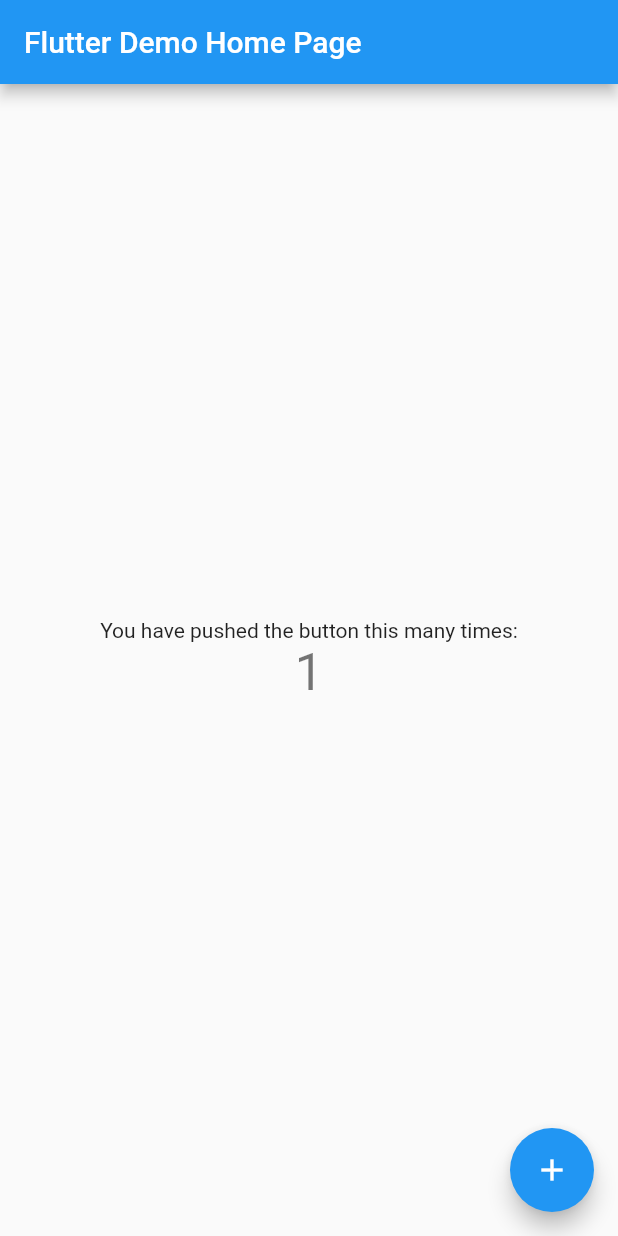
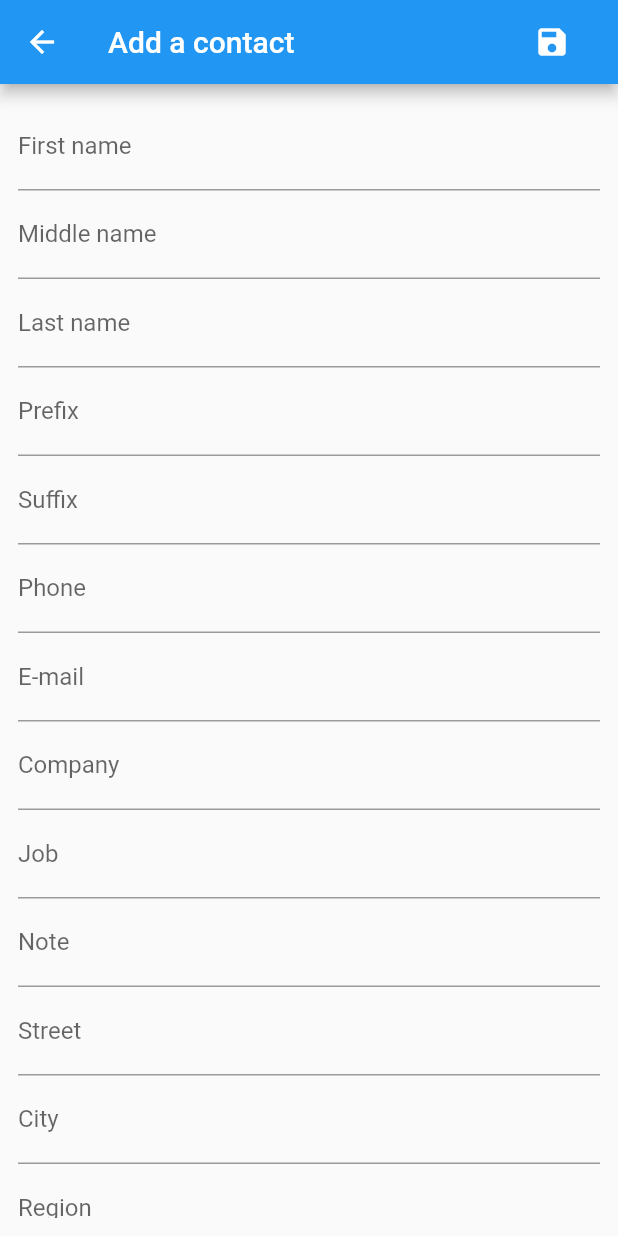
Before and after one commit to jishaofeng89/smecta_contacts, a Flutter app: the screen it shows after launch, after a tap on the "add" icon, on a phone screen of 412 x 824 dp. Run offline on Flutter 3.47's test engine with Material 2 defaults, Android fonts, the phone set to English and light mode, and no system bars; our stand-ins replace contacts_service, permission_handler.

Commit message:
basic contacts

```diff
--- a/lib/main.dart
+++ b/lib/main.dart
@@ -1,4 +1,6 @@
 import 'package:flutter/material.dart';
+import './ui/contacts/contact_list_page.dart';
+import './ui/contacts/add_contact_page.dart';
 
 void main() => runApp(MyApp());
 
@@ -20,92 +22,10 @@ class MyApp extends StatelessWidget {
         // is not restarted.
         primarySwatch: Colors.blue,
       ),
-      home: MyHomePage(title: 'Flutter Demo Home Page'),
+      home: ContactListPage(),
+      routes: <String, WidgetBuilder>{
+        '/add': (BuildContext context) => AddContactPage()
+      },
     );
   }
 }
-
-class MyHomePage extends StatefulWidget {
-  MyHomePage({Key key, this.title}) : super(key: key);
-
-  // This widget is the home page of your application. It is stateful, meaning
-  // that it has a State object (defined below) that contains fields that affect
-  // how it looks.
-
-  // This class is the configuration for the state. It holds the values (in this
-  // case the title) provided by the parent (in this case the App widget) and
-  // used by the build method of the State. Fields in a Widget subclass are
-  // always marked "final".
-
-  final String title;
-
-  @override
-  _MyHomePageState createState() => _MyHomePageState();
-}
-
-class _MyHomePageState extends State<MyHomePage> {
-  int _counter = 0;
-
-  void _incrementCounter() {
-    setState(() {
-      // This call to setState tells the Flutter framework that something has
-      // changed in this State, which causes it to rerun the build method below
-      // so that the display can reflect the updated values. If we changed
-      // _counter without calling setState(), then the build method would not be
-      // called again, and so nothing would appear to happen.
-      _counter++;
-    });
-  }
-
-  @override
-  Widget build(BuildContext context) {
-    // This method is rerun every time setState is called, for instance as done
-    // by the _incrementCounter method above.
-    //
-    // The Flutter framework has been optimized to make rerunning build methods
-    // fast, so that you can just rebuild anything that needs updating rather
-    // than having to individually change instances of widgets.
-    return Scaffold(
-      appBar: AppBar(
-        // Here we take the value from the MyHomePage object that was created by
-        // the App.build method, and use it to set our appbar title.
-        title: Text(widget.title),
-      ),
-      body: Center(
-        // Center is a layout widget. It takes a single child and positions it
-        // in the middle of the parent.
-        child: Column(
-          // Column is also layout widget. It takes a list of children and
-          // arranges them vertically. By default, it sizes itself to fit its
-          // children horizontally, and tries to be as tall as its parent.
-          //
-          // Invoke "debug painting" (press "p" in the console, choose the
-          // "Toggle Debug Paint" action from the Flutter Inspector in Android
-          // Studio, or the "Toggle Debug Paint" command in Visual Studio Code)
-          // to see the wireframe for each widget.
-          //
-          // Column has various properties to control how it sizes itself and
-          // how it positions its children. Here we use mainAxisAlignment to
-          // center the children vertically; the main axis here is the vertical
-          // axis because Columns are vertical (the cross axis would be
-          // horizontal).
-          mainAxisAlignment: MainAxisAlignment.center,
-          children: <Widget>[
-            Text(
-              'You have pushed the button this many times:',
-            ),
-            Text(
-              '$_counter',
-              style: Theme.of(context).textTheme.display1,
-            ),
-          ],
-        ),
-      ),
-      floatingActionButton: FloatingActionButton(
-        onPressed: _incrementCounter,
-        tooltip: 'Increment',
-        child: Icon(Icons.add),
-      ), // This trailing comma makes auto-formatting nicer for build methods.
-    );
-  }
-}
--- /dev/null
+++ b/lib/ui/contacts/add_contact_page.dart
@@ -0,0 +1,107 @@
+import 'package:flutter/material.dart';
+import 'package:flutter/services.dart';
+
+import 'package:contacts_service/contacts_service.dart';
+
+class AddContactPage extends StatefulWidget {
+  @override
+  State<StatefulWidget> createState() => _AddContactPageState();
+}
+
+class _AddContactPageState extends State<AddContactPage> {
+  Contact contact = Contact();
+  PostalAddress address = PostalAddress(label: "Home");
+  final GlobalKey<FormState> _formKey = GlobalKey<FormState>();
+
+  @override
+  Widget build(BuildContext context) {
+    return Scaffold(
+      appBar: AppBar(
+        title: Text("Add a contact"),
+        actions: <Widget>[
+          FlatButton(
+            onPressed: () {
+              _formKey.currentState.save();
+              contact.postalAddresses = [address];
+              ContactsService.addContact(contact);
+              Navigator.of(context).pop();
+            },
+            child: Icon(Icons.save, color: Colors.white),
+          )
+        ],
+      ),
+      body: Container(
+        padding: EdgeInsets.all(12.0),
+        child: Form(
+          key: _formKey,
+          child: ListView(
+            children: <Widget>[
+              TextFormField(
+                decoration: const InputDecoration(labelText: 'First name'),
+                onSaved: (v) => contact.givenName = v,
+              ),
+              TextFormField(
+                decoration: const InputDecoration(labelText: 'Middle name'),
+                onSaved: (v) => contact.middleName = v,
+              ),
+              TextFormField(
+                decoration: const InputDecoration(labelText: 'Last name'),
+                onSaved: (v) => contact.familyName = v,
+              ),
+              TextFormField(
+                decoration: const InputDecoration(labelText: 'Prefix'),
+                onSaved: (v) => contact.prefix = v,
+              ),
+              TextFormField(
+                decoration: const InputDecoration(labelText: 'Suffix'),
+                onSaved: (v) => contact.suffix = v,
+              ),
+              TextFormField(
+                decoration: const InputDecoration(labelText: 'Phone'),
+                onSaved: (v) => contact.phones = [Item(label: "mobile", value: v)],
+                keyboardType: TextInputType.phone,
+              ),
+              TextFormField(
+                decoration: const InputDecoration(labelText: 'E-mail'),
+                onSaved: (v) => contact.emails = [Item(label: "work", value: v)],
+                keyboardType: TextInputType.emailAddress,
+              ),
+              TextFormField(
+                decoration: const InputDecoration(labelText: 'Company'),
+                onSaved: (v) => contact.company = v,
+              ),
+              TextFormField(
+                decoration: const InputDecoration(labelText: 'Job'),
+                onSaved: (v) => contact.jobTitle = v,
+              ),
+              TextFormField(
+                decoration: const InputDecoration(labelText: 'Note'),
+                onSaved: (v) => contact.note = v,
+              ),
+              TextFormField(
+                decoration: const InputDecoration(labelText: 'Street'),
+                onSaved: (v) => address.street = v,
+              ),
+              TextFormField(
+                decoration: const InputDecoration(labelText: 'City'),
+                onSaved: (v) => address.city = v,
+              ),
+              TextFormField(
+                decoration: const InputDecoration(labelText: 'Region'),
+                onSaved: (v) => address.region = v,
+              ),
+              TextFormField(
+                decoration: const InputDecoration(labelText: 'Postal code'),
+                onSaved: (v) => address.postcode = v,
+              ),
+              TextFormField(
+                decoration: const InputDecoration(labelText: 'Country'),
+                onSaved: (v) => address.country = v,
+              ),
+            ],
+          ),
+        ),
+      ),
+    );
+  }
+}
--- /dev/null
+++ b/lib/ui/contacts/contact_details_page.dart
@@ -0,0 +1,142 @@
+import 'package:flutter/material.dart';
+import 'package:contacts_service/contacts_service.dart';
+import './update_contacts_page.dart';
+
+class ContactDetailsPage extends StatelessWidget {
+  ContactDetailsPage(this._contact);
+  final Contact _contact;
+
+  @override
+  Widget build(BuildContext context) {
+    return Scaffold(
+      appBar: AppBar(
+        title: Text(_contact.displayName ?? ""),
+        actions: <Widget>[
+//          IconButton(
+//            icon: Icon(Icons.share),
+//            onPressed: () => shareVCFCard(context, contact: _contact),
+//          ),
+          IconButton(
+            icon: Icon(Icons.delete),
+            onPressed: () => ContactsService.deleteContact(_contact),
+          ),
+          IconButton(
+            icon: Icon(Icons.update),
+            onPressed: () => Navigator.of(context).push(
+              MaterialPageRoute(builder: (context) => UpdateContactsPage(contact: _contact,),),
+            ),
+          ),
+        ],
+      ),
+      body: SafeArea(
+        child: ListView(
+          children: <Widget>[
+            ListTile(
+              title: Text("Name"),
+              trailing: Text(_contact.givenName ?? ""),
+            ),
+            ListTile(
+              title: Text("Middle name"),
+              trailing: Text(_contact.middleName ?? ""),
+            ),
+            ListTile(
+              title: Text("Family name"),
+              trailing: Text(_contact.familyName ?? ""),
+            ),
+            ListTile(
+              title: Text("Prefix"),
+              trailing: Text(_contact.prefix ?? ""),
+            ),
+            ListTile(
+              title: Text("Suffix"),
+              trailing: Text(_contact.suffix ?? ""),
+            ),
+            ListTile(
+              title: Text("Company"),
+              trailing: Text(_contact.company ?? ""),
+            ),
+            ListTile(
+              title: Text("Job"),
+              trailing: Text(_contact.jobTitle ?? ""),
+            ),
+            ListTile(
+              title: Text("Note"),
+              trailing: Text(_contact.note ?? ""),
+            ),
+            AddressesTile(_contact.postalAddresses),
+            ItemsTile("Phones", _contact.phones),
+            ItemsTile("Emails", _contact.emails)
+          ],
+        ),
+      ),
+    );
+  }
+}
+
+class AddressesTile extends StatelessWidget {
+  AddressesTile(this._addresses);
+  final Iterable<PostalAddress> _addresses;
+
+  Widget build(BuildContext context) {
+    return Column(
+      crossAxisAlignment: CrossAxisAlignment.start,
+      children: <Widget>[
+        ListTile(title: Text("Addresses")),
+        Column(
+          children: _addresses.map((a) => Padding(
+            padding: const EdgeInsets.symmetric(horizontal: 16.0),
+            child: Column(
+              children: <Widget>[
+                ListTile(
+                  title: Text("Street"),
+                  trailing: Text(a.street ?? ""),
+                ),
+                ListTile(
+                  title: Text("Postcode"),
+                  trailing: Text(a.postcode ?? ""),
+                ),
+                ListTile(
+                  title: Text("City"),
+                  trailing: Text(a.city ?? ""),
+                ),
+                ListTile(
+                  title: Text("Region"),
+                  trailing: Text(a.region ?? ""),
+                ),
+                ListTile(
+                  title: Text("Country"),
+                  trailing: Text(a.country ?? ""),
+                ),
+              ],
+            ),
+          )).toList(),
+        ),
+      ],
+    );
+  }
+}
+
+class ItemsTile extends StatelessWidget {
+  ItemsTile(this._title, this._items);
+  final Iterable<Item> _items;
+  final String _title;
+
+  @override
+  Widget build(BuildContext context) {
+    return Column(
+      crossAxisAlignment: CrossAxisAlignment.start,
+      children: <Widget>[
+        ListTile(title: Text(_title)),
+        Column(
+          children: _items.map((i) => Padding(
+            padding: const EdgeInsets.symmetric(horizontal: 16.0),
+            child: ListTile(
+              title: Text(i.label ?? ""),
+              trailing: Text(i.value ?? ""),
+            ),),
+          ).toList(),
+        ),
+      ],
+    );
+  }
+}
--- /dev/null
+++ b/lib/ui/contacts/contact_list_page.dart
@@ -0,0 +1,103 @@
+import 'package:flutter/material.dart';
+import 'package:flutter/services.dart';
+
+import 'package:contacts_service/contacts_service.dart';
+import 'package:permission_handler/permission_handler.dart';
+import './contact_details_page.dart';
+
+class ContactListPage extends StatefulWidget {
+  @override
+  _ContactListPageState createState() => _ContactListPageState();
+}
+
+class _ContactListPageState extends State<ContactListPage> {
+  Iterable<Contact> _contacts;
+
+  @override
+  initState() {
+    super.initState();
+    refreshContacts();
+  }
+
+  refreshContacts() async {
+    PermissionStatus permissionStatus = await _getContactPermission();
+    if (permissionStatus == PermissionStatus.granted) {
+      var contacts = await ContactsService.getContacts();
+//      var contacts = await ContactsService.getContactsForPhone("8554964652");
+      setState(() {
+        _contacts = contacts;
+      });
+    } else {
+      _handleInvalidPermissions(permissionStatus);
+    }
+  }
+
+  updateContact() async {
+    Contact ninja = _contacts.toList().firstWhere((contact) => contact.familyName.startsWith("Ninja"));
+    ninja.avatar = null;
+    await ContactsService.updateContact(ninja);
+
+    refreshContacts();
+  }
+
+  Future<PermissionStatus> _getContactPermission() async {
+    PermissionStatus permission = await PermissionHandler().checkPermissionStatus(PermissionGroup.contacts);
+    if (permission != PermissionStatus.granted && permission != PermissionStatus.disabled) {
+      Map<PermissionGroup, PermissionStatus> permissionStatus = await PermissionHandler().requestPermissions([PermissionGroup.contacts]);
+      return permissionStatus[PermissionGroup.contacts] ?? PermissionStatus.unknown;
+    } else {
+      return permission;
+    }
+  }
+
+  void _handleInvalidPermissions(PermissionStatus permissionStatus) {
+    if (permissionStatus == PermissionStatus.denied) {
+      throw new PlatformException(
+          code: "PERMISSION_DENIED",
+          message: "Access to location data denied",
+          details: null);
+    } else if (permissionStatus == PermissionStatus.disabled) {
+      throw new PlatformException(
+          code: "PERMISSION_DISABLED",
+          message: "Location data is not available on device",
+          details: null);
+    }
+  }
+
+  @override
+  Widget build(BuildContext context) {
+    return Scaffold(
+      appBar: AppBar(title: Text('Contacts Plugin Example')),
+      floatingActionButton: FloatingActionButton(
+        child: Icon(Icons.add),
+        onPressed: () {
+          Navigator.of(context).pushNamed("/add").then((_) {
+            refreshContacts();
+          });
+        },
+      ),
+      body: SafeArea(
+        child: _contacts != null
+            ? ListView.builder(
+          itemCount: _contacts?.length ?? 0,
+          itemBuilder: (BuildContext context, int index) {
+            Contact c = _contacts?.elementAt(index);
+            return ListTile(
+              onTap: () {
+                Navigator.of(context).push(MaterialPageRoute(
+                    builder: (BuildContext context) =>
+                        ContactDetailsPage(c)));
+              },
+              leading: (c.avatar != null && c.avatar.length > 0)
+                  ? CircleAvatar(backgroundImage: MemoryImage(c.avatar))
+                  : CircleAvatar(child: Text(c.initials())),
+              title: Text(c.displayName ?? ""),
+
+            );
+          },
+        )
+            : Center(child: CircularProgressIndicator(),),
+      ),
+    );
+  }
+}
--- /dev/null
+++ b/lib/ui/contacts/update_contacts_page.dart
@@ -0,0 +1,128 @@
+import 'package:flutter/material.dart';
+import 'package:flutter/services.dart';
+
+import 'package:contacts_service/contacts_service.dart';
+import './contact_list_page.dart';
+
+class UpdateContactsPage extends StatefulWidget {
+  UpdateContactsPage({ @required this.contact });
+  final Contact contact;
+  @override
+  _UpdateContactsPageState createState() => _UpdateContactsPageState();
+}
+
+class _UpdateContactsPageState extends State<UpdateContactsPage> {
+  Contact contact;
+  PostalAddress address = PostalAddress(label: "Home");
+  final GlobalKey<FormState> _formKey = GlobalKey<FormState>();
+  @override
+  void initState() {
+    super.initState();
+    contact = widget.contact;
+  }
+  @override
+  Widget build(BuildContext context) {
+    return Scaffold(
+      appBar: AppBar(
+        title: Text("Update Contact"),
+        actions: <Widget>[
+          IconButton(
+            icon: Icon(Icons.save, color: Colors.white,),
+            onPressed: () async {
+              _formKey.currentState.save();
+              contact.postalAddresses = [address];
+              await ContactsService.updateContact(contact).then((_) {
+                Navigator.of(context).pushReplacement(MaterialPageRoute(builder: (context) => ContactListPage()));
+              });
+            },
+          ),
+        ],
+      ),
+      body: Container(
+        padding: EdgeInsets.all(12.0),
+        child: Form(
+          key: _formKey,
+          child: ListView(
+            children: <Widget>[
+              TextFormField(
+                initialValue: contact.givenName ?? "",
+                decoration: const InputDecoration(labelText: 'First name'),
+                onSaved: (v) => contact.givenName = v,
+              ),
+              TextFormField(
+                initialValue: contact.middleName ?? "",
+                decoration: const InputDecoration(labelText: 'Middle name'),
+                onSaved: (v) => contact.middleName = v,
+              ),
+              TextFormField(
+                initialValue: contact.familyName ?? "",
+                decoration: const InputDecoration(labelText: 'Last name'),
+                onSaved: (v) => contact.familyName = v,
+              ),
+              TextFormField(
+                initialValue: contact.prefix ?? "",
+                decoration: const InputDecoration(labelText: 'Prefix'),
+                onSaved: (v) => contact.prefix = v,
+              ),
+              TextFormField(
+                initialValue: contact.suffix ?? "",
+                decoration: const InputDecoration(labelText: 'Suffix'),
+                onSaved: (v) => contact.suffix = v,
+              ),
+              TextFormField(
+                decoration: const InputDecoration(labelText: 'Phone'),
+                onSaved: (v) => contact.phones = [Item(label: "mobile", value: v)],
+                keyboardType: TextInputType.phone,
+              ),
+              TextFormField(
+                decoration: const InputDecoration(labelText: 'E-mail'),
+                onSaved: (v) => contact.emails = [Item(label: "work", value: v)],
+                keyboardType: TextInputType.emailAddress,
+              ),
+              TextFormField(
+                initialValue: contact.company ?? "",
+                decoration: const InputDecoration(labelText: 'Company'),
+                onSaved: (v) => contact.company = v,
+              ),
+              TextFormField(
+                initialValue: contact.jobTitle ?? "",
+                decoration: const InputDecoration(labelText: 'Job'),
+                onSaved: (v) => contact.jobTitle = v,
+              ),
+              TextFormField(
+                initialValue: contact.note ?? "",
+                decoration: const InputDecoration(labelText: 'Note'),
+                onSaved: (v) => contact.note = v,
+              ),
+              TextFormField(
+                initialValue: address.street ?? "",
+                decoration: const InputDecoration(labelText: 'Street'),
+                onSaved: (v) => address.street = v,
+              ),
+              TextFormField(
+                initialValue: address.city ?? "",
+                decoration: const InputDecoration(labelText: 'City'),
+                onSaved: (v) => address.city = v,
+              ),
+              TextFormField(
+                initialValue: address.region ?? "",
+                decoration: const InputDecoration(labelText: 'Region'),
+                onSaved: (v) => address.region = v,
+              ),
+              TextFormField(
+                initialValue: address.postcode ?? "",
+                decoration: const InputDecoration(labelText: 'Postal code'),
+                onSaved: (v) => address.postcode = v,
+              ),
+              TextFormField(
+                initialValue: address.country ?? "",
+                decoration: const InputDecoration(labelText: 'Country'),
+                onSaved: (v) => address.country = v,
+              ),
+            ],
+          ),
+        ),
+      ),
+    );
+  }
+}
--- a/pubspec.yaml
+++ b/pubspec.yaml
@@ -23,6 +23,8 @@ dependencies:
   # The following adds the Cupertino Icons font to your application.
   # Use with the CupertinoIcons class for iOS style icons.
   cupertino_icons: ^0.1.2
+  contacts_service: ^0.2.8
+  permission_handler: ^2.2.0
 
 dev_dependencies:
   flutter_test:
```
Also changed, not shown: 1 other file.
